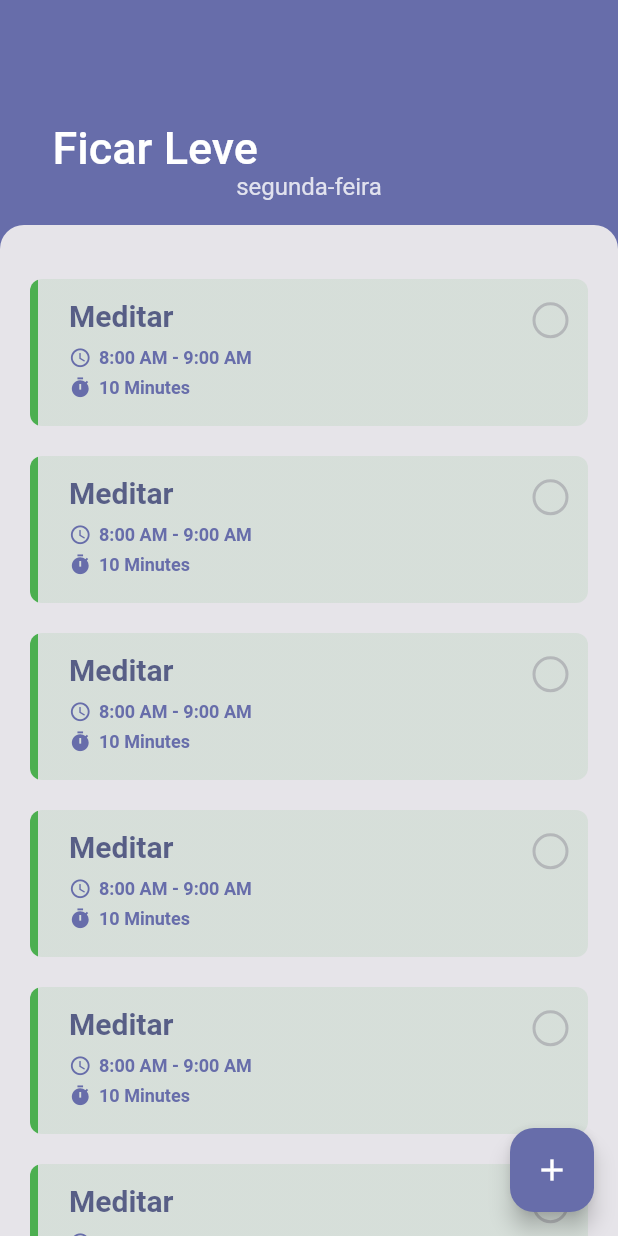
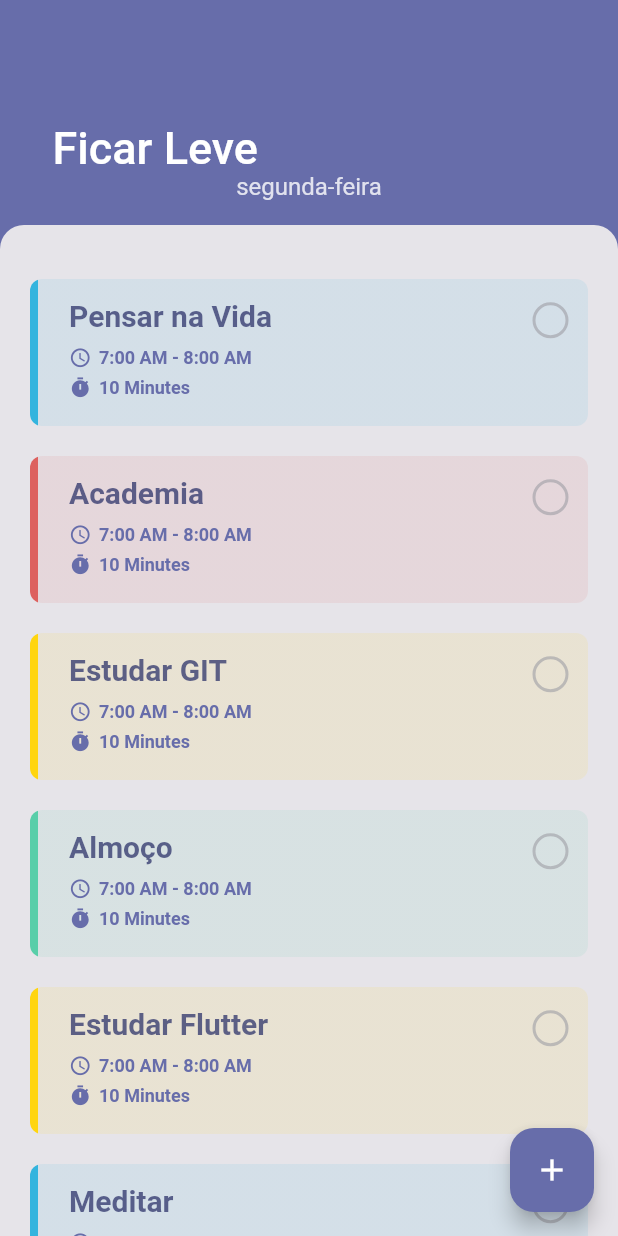
Before and after one commit to doisum/doisum-mobile, a Flutter app: the screen it shows after launch, on a phone screen of 412 x 824 dp. Run offline on Flutter 3.47's test engine with Material 2 defaults, Android fonts, the phone set to English and light mode, and no system bars; our stand-ins replace sqflite; accounts and stored records are empty.

Commit message:
Adjust to receive a list of Task

```diff
--- a/lib/infraestructure/model/task.dart
+++ b/lib/infraestructure/model/task.dart
@@ -4,6 +4,7 @@ class Task {
   final int id;
   final String name;
   final TaskStatus status;
+  final CategoryType type;
   final List<Weekday> recurrence;
   final DateTime startDate;
   final DateTime endDate;
@@ -12,6 +13,7 @@ class Task {
     this.id,
     this.name,
     this.status,
+    this.type,
     this.recurrence,
     this.startDate,
     this.endDate,
--- a/lib/presentation/components/task_card.dart
+++ b/lib/presentation/components/task_card.dart
@@ -3,7 +3,9 @@ import 'package:flutter/material.dart';
 import 'package:healthy_routine_mobile/healthy_routine.dart';
 
 class TaskCard extends StatefulWidget {
-  TaskCard({Key key}) : super(key: key);
+  final Task task;
+
+  TaskCard({Key key, @required this.task}) : super(key: key);
 
   @override
   _TaskCardState createState() => _TaskCardState();
@@ -26,31 +28,21 @@ class _TaskCardState extends State<TaskCard> {
         child: InkWell(
           onTap: toggleSelected,
           child: TaskCardContent(
-                          title: "Meditar",
-                          schedule: "8:00 AM - 9:00 AM",
-                          duration: "10 Minutes",
-                          color: Colors.green,
-                          isSelected: this.isSelected)
-                      .padding(0, top: 20)))
-          .padding(0, horizontal: 20),
+            task: widget.task,
+            isSelected: this.isSelected,
+          ).padding(0, top: 20),
+        ),
+      ).padding(0, horizontal: 20),
     );
   }
 }
 
 class TaskCardContent extends StatelessWidget {
-  final String title;
-  final String schedule;
-  final String duration;
-  final Color color;
+  final Task task;
   final bool isSelected;
 
   const TaskCardContent(
-      {Key key,
-      @required this.title,
-      @required this.schedule,
-      @required this.duration,
-      @required this.color,
-      @required this.isSelected})
+      {Key key, @required this.task, @required this.isSelected})
       : super(key: key);
 
   @override
@@ -59,7 +51,11 @@ class TaskCardContent extends StatelessWidget {
       decoration: BoxDecoration(
         gradient: new LinearGradient(
           stops: [0.015, 0.015],
-            colors: [this.color, this.color.withOpacity(0.1)]),
+          colors: [
+            this.task.type.color(),
+            this.task.type.color().withOpacity(0.1)
+          ],
+        ),
         borderRadius: BorderRadius.all(
           Radius.circular(8),
         ),
@@ -72,9 +68,10 @@ class TaskCardContent extends StatelessWidget {
               Align(
                 alignment: Alignment.topLeft,
                 child: Text(
-                    this.title,
+                  this.task.name,
                   style: BOLD,
-                  ).padding(0, bottom: 6)),
+                ).padding(0, bottom: 6),
+              ),
               Align(
                 alignment: Alignment.topRight,
                 child: RoundedCheckbox(
@@ -83,8 +80,10 @@ class TaskCardContent extends StatelessWidget {
               )
             ],
           ).padding(0, bottom: 3),
-          TaskSchedule(schedule: this.schedule),
-          TaskDuration(duration: this.duration),
+          // TaskSchedule(schedule: this.task.startDate.toString()),
+          // TaskDuration(duration: this.task.endDate.toString()),
+          TaskSchedule(schedule: "7:00 AM - 8:00 AM"),
+          TaskDuration(duration: "10 Minutes"),
         ].padding(0, left: 13),
       ).padding(13),
     );
--- a/lib/presentation/pages/daily_task_list_page.dart
+++ b/lib/presentation/pages/daily_task_list_page.dart
@@ -41,6 +41,57 @@ class DailyTaskListPage extends StatelessWidget {
   }
 
   SliverList taskSliverList(BuildContext context) {
+    List<Task> list = [
+      Task(
+        name: "Pensar na Vida",
+        status: TaskStatus.pending,
+        type: CategoryType.mindfulness,
+        recurrence: [Weekday.monday],
+        startDate: DateTime.now(),
+        endDate: DateTime.now(),
+      ),
+      Task(
+        name: "Academia",
+        status: TaskStatus.pending,
+        type: CategoryType.exercise,
+        recurrence: [Weekday.monday],
+        startDate: DateTime.now(),
+        endDate: DateTime.now(),
+      ),
+      Task(
+        name: "Estudar GIT",
+        status: TaskStatus.pending,
+        type: CategoryType.learning,
+        recurrence: [Weekday.monday],
+        startDate: DateTime.now(),
+        endDate: DateTime.now(),
+      ),
+      Task(
+        name: "Almoço",
+        status: TaskStatus.pending,
+        type: CategoryType.selfCare,
+        recurrence: [Weekday.monday],
+        startDate: DateTime.now(),
+        endDate: DateTime.now(),
+      ),
+      Task(
+        name: "Estudar Flutter",
+        status: TaskStatus.pending,
+        type: CategoryType.learning,
+        recurrence: [Weekday.monday],
+        startDate: DateTime.now(),
+        endDate: DateTime.now(),
+      ),
+      Task(
+        name: "Meditar",
+        status: TaskStatus.pending,
+        type: CategoryType.mindfulness,
+        recurrence: [Weekday.monday],
+        startDate: DateTime.now(),
+        endDate: DateTime.now(),
+      ),
+    ];
+
     return SliverList(
       delegate: SliverChildBuilderDelegate(
         (BuildContext context, int index) {
@@ -48,10 +99,10 @@ class DailyTaskListPage extends StatelessWidget {
             decoration: BoxDecoration(
               color: Theme.of(context).backgroundColor,
             ),
-            child: TaskCard(),
+            child: TaskCard(task: list[index]),
           );
         },
-        childCount: 10,
+        childCount: list.length,
       ),
     );
   }
```
Lines whose indentation alone changed are shown as unchanged.
